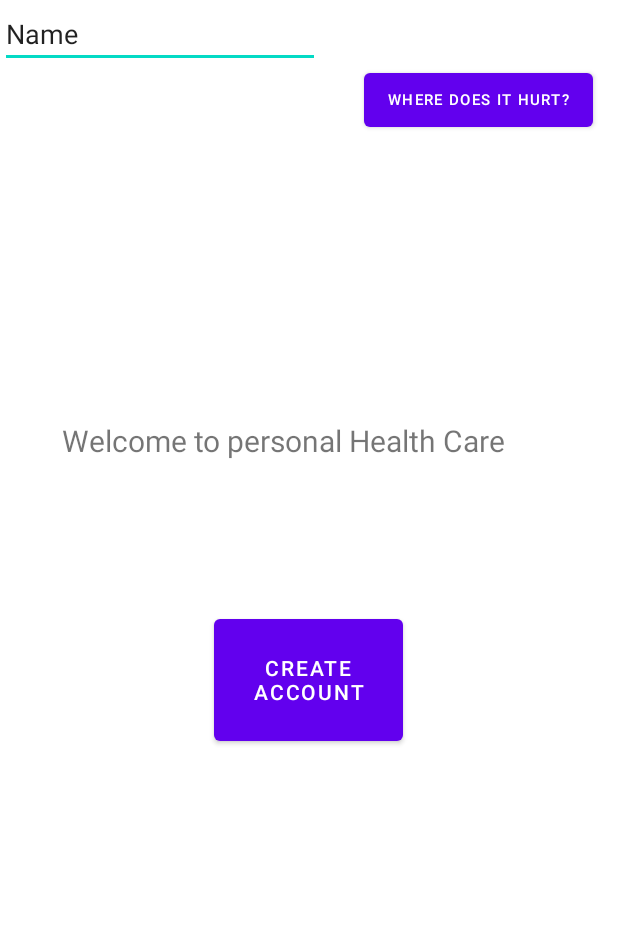
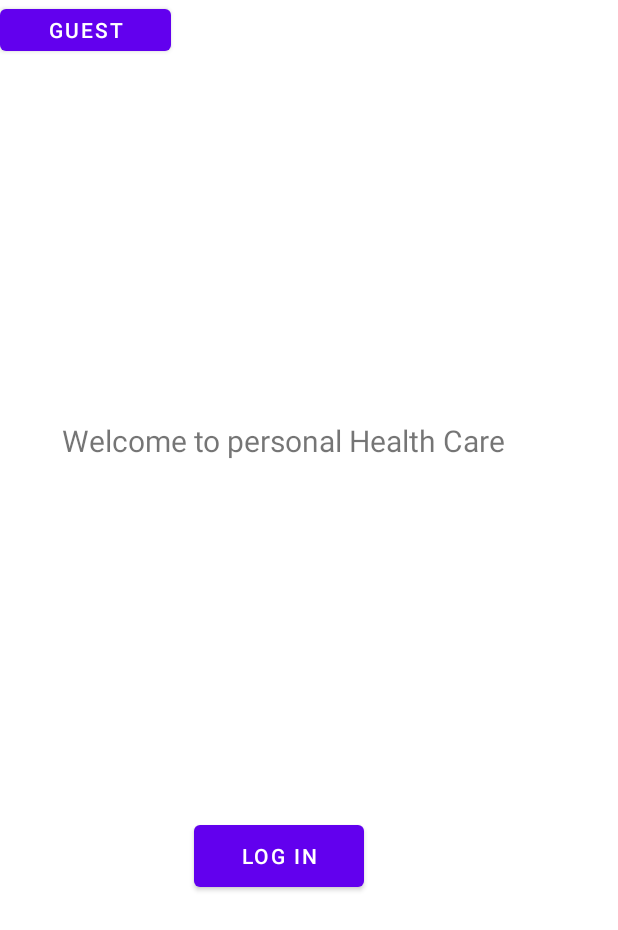
Before and after one commit to Vedant1206/Personal-HealthCare, an Android app: the layout activity_main.xml on its own in the app's theme, with its tools: preview values and no code run, on a phone screen of 412 x 824 dp. Shown: the top 930 px of the screen. Run offline under Robolectric (Android 15) with nearby library versions, the phone set to English and light mode, and no system bars.

Commit message:
Modify main page and add login page

```diff
--- a/app/app/src/main/res/layout/activity_main.xml
+++ b/app/app/src/main/res/layout/activity_main.xml
@@ -19,41 +19,24 @@
 
     <Button
         android:id="@+id/button"
-        android:layout_width="126dp"
-        android:layout_height="93dp"
+        android:layout_width="113dp"
+        android:layout_height="53dp"
         android:clickable="true"
-        android:onClick="createAccount"
-        android:text="Create account"
+        android:onClick="openLogIn"
+        android:text="Log In"
         app:layout_constraintBottom_toBottomOf="parent"
         app:layout_constraintEnd_toEndOf="parent"
-        app:layout_constraintHorizontal_bias="0.498"
+        app:layout_constraintHorizontal_bias="0.432"
         app:layout_constraintStart_toStartOf="parent"
         app:layout_constraintTop_toTopOf="parent"
-        app:layout_constraintVertical_bias="0.557" />
+        app:layout_constraintVertical_bias="0.706" />
 
     <Button
         android:id="@+id/button2"
-        android:layout_width="wrap_content"
-        android:layout_height="wrap_content"
-        android:clickable="true"
-        android:onClick="hurtImg"
-        android:text="Where does it hurt?"
-        android:textSize="10sp"
-        app:layout_constraintBottom_toBottomOf="parent"
-        app:layout_constraintEnd_toEndOf="parent"
-        app:layout_constraintHorizontal_bias="0.937"
-        app:layout_constraintStart_toStartOf="parent"
-        app:layout_constraintTop_toTopOf="parent"
-        app:layout_constraintVertical_bias="0.055" />
-
-    <EditText
-        android:id="@+id/editTextTextPersonName"
-        android:layout_width="wrap_content"
-        android:layout_height="wrap_content"
-        android:ems="10"
-        android:inputType="textPersonName"
-        android:text="Name"
-        tools:layout_editor_absoluteX="96dp"
-        tools:layout_editor_absoluteY="548dp" />
+        android:layout_width="114dp"
+        android:layout_height="40dp"
+        android:text="Guest"
+        tools:layout_editor_absoluteX="129dp"
+        tools:layout_editor_absoluteY="552dp" />
 
 </androidx.constraintlayout.widget.ConstraintLayout>
```
Also changed, not shown: app/app/src/main/res/layout/activity_log_in.xml (added, +49 -0 lines).
